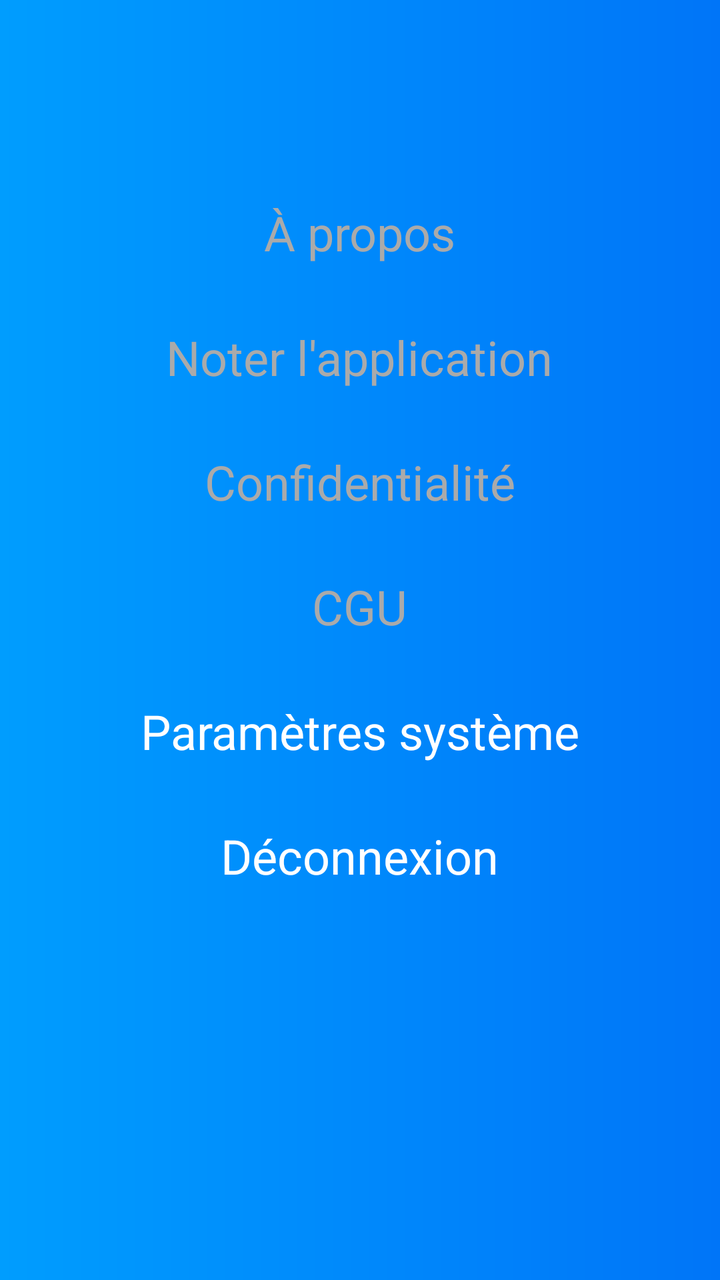
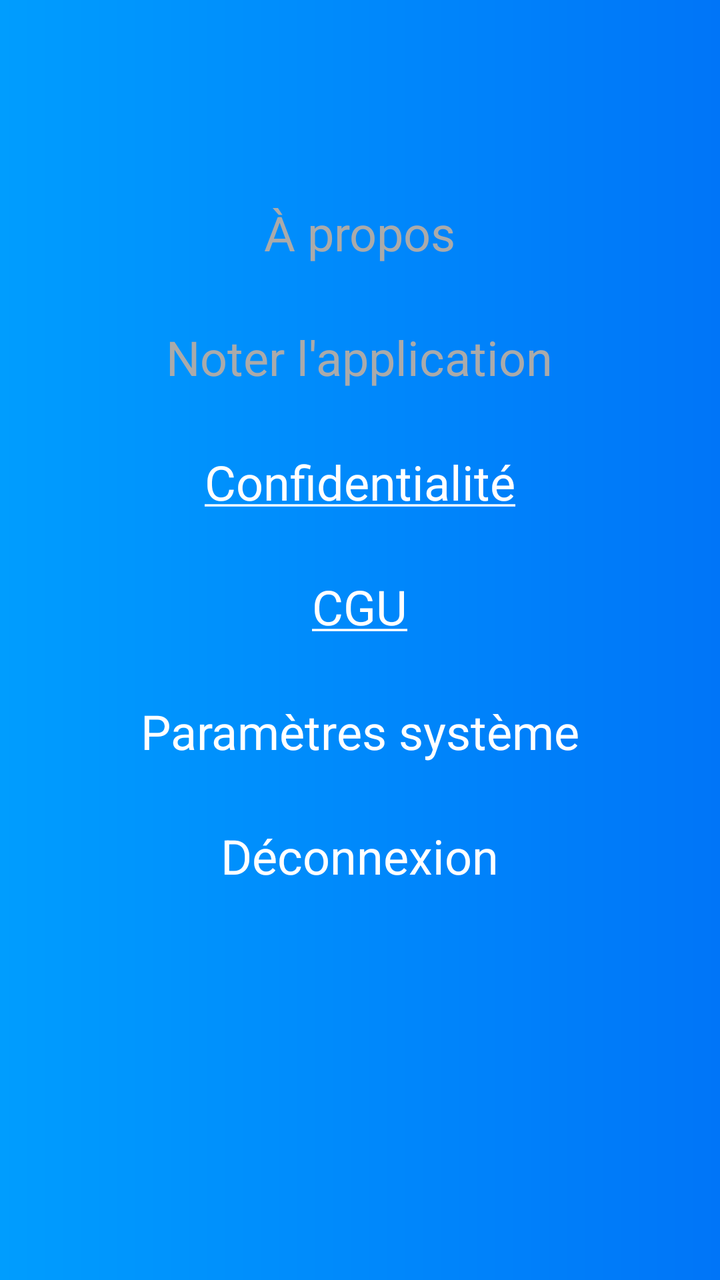

The first picture is an Android layout as it rendered before a commit; the second is the same layout after the commit. The layout source and the unified diff follow.
<!-- AndroidManifest.xml: application theme SplashScreen -->
<!-- res/layout/fragment_settings.xml -->
<?xml version="1.0" encoding="utf-8"?>
<layout xmlns:android="http://schemas.android.com/apk/res/android"
    xmlns:tools="http://schemas.android.com/tools">

    <ScrollView
        android:layout_width="match_parent"
        android:layout_height="match_parent"
        android:layout_marginTop="?android:attr/actionBarSize"
        android:background="@drawable/settings_background"
        tools:context=".fragments.settings.SettingsFragment">

        <LinearLayout
            android:layout_width="match_parent"
            android:layout_height="wrap_content"
            android:gravity="center_horizontal"
            android:orientation="vertical">

            <com.google.android.material.textview.MaterialTextView
                android:id="@+id/about_us"
                style="@style/TextAppearance.AppCompat.Headline"
                android:layout_width="wrap_content"
                android:layout_height="wrap_content"
                android:layout_marginTop="100dp"
                android:layout_marginBottom="30dp"
                android:text="@string/about_us"
                android:textColor="@android:color/darker_gray" />

            <com.google.android.material.textview.MaterialTextView
                android:id="@+id/app_review"
                style="@style/TextAppearance.AppCompat.Headline"
                android:layout_width="wrap_content"
                android:layout_height="wrap_content"
                android:layout_marginBottom="30dp"
                android:text="@string/app_review"
                android:textColor="@android:color/darker_gray" />

            <com.google.android.material.textview.MaterialTextView
                android:id="@+id/privacy_policy"
                style="@style/TextAppearance.AppCompat.Headline"
                android:layout_width="wrap_content"
                android:layout_height="wrap_content"
                android:layout_marginBottom="30dp"
                android:text="@string/privacy_policy"
                android:textColor="@android:color/darker_gray" />

            <com.google.android.material.textview.MaterialTextView
                android:id="@+id/cgu"
                style="@style/TextAppearance.AppCompat.Headline"
                android:layout_width="wrap_content"
                android:layout_height="wrap_content"
                android:layout_marginBottom="30dp"
                android:text="@string/CGU"
                android:textColor="@android:color/darker_gray" />

            <com.google.android.material.textview.MaterialTextView
                android:id="@+id/os_settings"
                style="@style/TextAppearance.AppCompat.Headline"
                android:layout_width="wrap_content"
                android:layout_height="wrap_content"
                android:layout_marginBottom="30dp"
                android:text="@string/os_settings_text"
                android:textColor="@android:color/white" />

            <com.google.android.material.textview.MaterialTextView
                android:id="@+id/logout"
                style="@style/TextAppearance.AppCompat.Headline"
                android:layout_width="wrap_content"
                android:layout_height="wrap_content"
                android:layout_marginBottom="30dp"
                android:text="@string/logout"
                android:textColor="@android:color/white" />


        </LinearLayout>
    </ScrollView>


</layout>
<!-- resources referenced by this layout -->
<resources>
  <!-- drawable settings_background (drawable) -->
  <?xml version="1.0" encoding="utf-8"?>
  <shape xmlns:android="http://schemas.android.com/apk/res/android">
      <gradient
          android:endColor="@color/colorSettingEnd"
          android:startColor="@color/colorSettingStart" />
  </shape>
  <string name="CGU">CGU</string>
  <string name="about_us">À propos</string>
  <string name="app_review">Noter l\'application</string>
  <string name="logout">Déconnexion</string>
  <string name="os_settings_text">Paramètres système</string>
  <string name="privacy_policy">Confidentialité</string>
  <style name="SplashScreen" parent="Theme.MaterialComponents.Light.NoActionBar">
          <item name="android:windowBackground">@drawable/splash_image</item>
          <item name="android:statusBarColor">@android:color/white</item>
      </style>
  <color name="colorSettingEnd">#0075F8</color>
  <color name="colorSettingStart">#009DFE</color>
  <!-- drawable splash_image (drawable) -->
  <?xml version="1.0" encoding="utf-8"?>
  <layer-list xmlns:android="http://schemas.android.com/apk/res/android">
      <item android:drawable="@android:color/white" />
  
      <item
          android:drawable="@drawable/ic_logo"
          android:gravity="center" />
  
  </layer-list>
  <!-- drawable ic_logo: vector/xml drawable (drawable, 8438 chars, omitted) -->
</resources>

<!-- the commit's change to res/layout/fragment_settings.xml (unified diff, before → after) -->
@@ -41,7 +41,7 @@
                 android:layout_height="wrap_content"
                 android:layout_marginBottom="30dp"
                 android:text="@string/privacy_policy"
-                android:textColor="@android:color/darker_gray" />
+                android:textColorLink="@android:color/white" />
 
             <com.google.android.material.textview.MaterialTextView
                 android:id="@+id/cgu"
@@ -50,7 +50,7 @@
                 android:layout_height="wrap_content"
                 android:layout_marginBottom="30dp"
                 android:text="@string/CGU"
-                android:textColor="@android:color/darker_gray" />
+                android:textColorLink="@android:color/white" />
 
             <com.google.android.material.textview.MaterialTextView
                 android:id="@+id/os_settings"
<!-- resource entries referenced after the edit -->
@@ -7,12 +7,12 @@
           android:endColor="@color/colorSettingEnd"
           android:startColor="@color/colorSettingStart" />
   </shape>
-  <string name="CGU">CGU</string>
+  <string name="CGU"><a href="https://myf-zone.web.app/cgu.pdf">CGU</a></string>
   <string name="about_us">À propos</string>
   <string name="app_review">Noter l\'application</string>
   <string name="logout">Déconnexion</string>
   <string name="os_settings_text">Paramètres système</string>
-  <string name="privacy_policy">Confidentialité</string>
+  <string name="privacy_policy"><a href="https://myf-zone.web.app/policy.pdf">Confidentialité</a></string>
   <style name="SplashScreen" parent="Theme.MaterialComponents.Light.NoActionBar">
           <item name="android:windowBackground">@drawable/splash_image</item>
           <item name="android:statusBarColor">@android:color/white</item>
